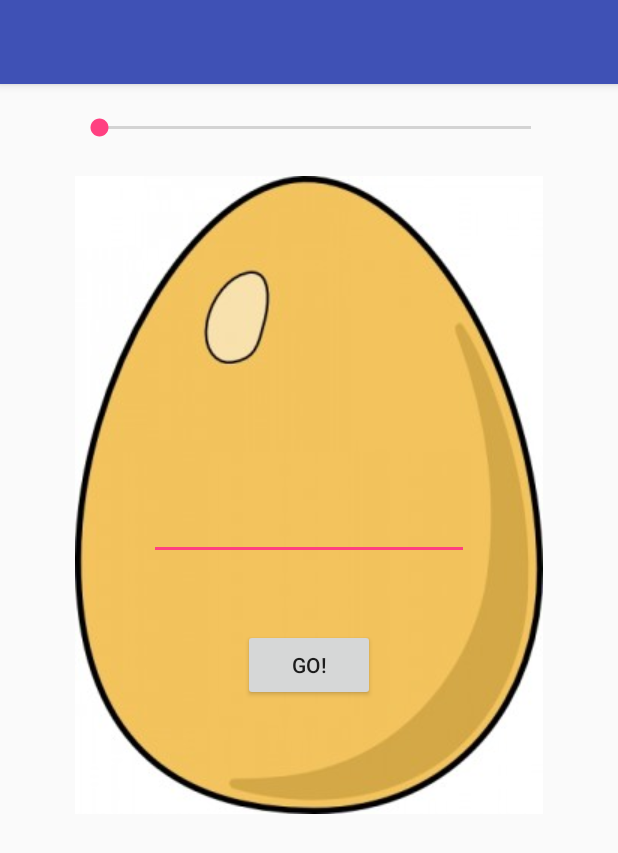
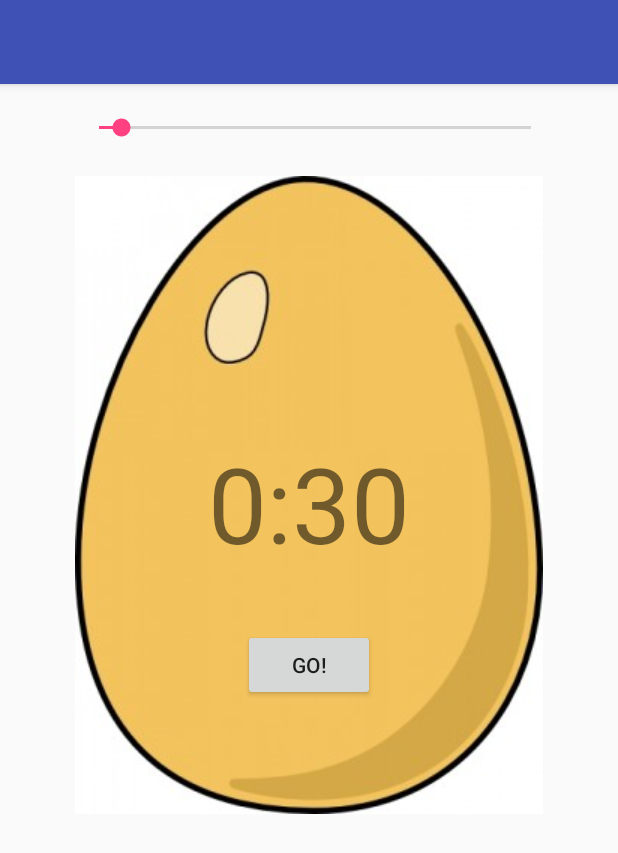
Before and after one commit to KaupoA/EggTimerApp, an Android app: the screen it shows after launch (MainActivity), after a tap on "STOP", on a phone screen of 412 x 824 dp. Shown: the top 853 px of the screen. Run offline under Robolectric (Android 15) with nearby library versions, the phone set to English and light mode, and no system bars; 2 other taps on this screen came first.

Commit message:
App finished

```diff
--- a/app/src/main/java/com/kast/eggtimerapp/MainActivity.java
+++ b/app/src/main/java/com/kast/eggtimerapp/MainActivity.java
@@ -1,41 +1,94 @@
 package com.kast.eggtimerapp;
 
+import android.media.MediaPlayer;
+import android.os.CountDownTimer;
 import android.support.v7.app.AppCompatActivity;
 import android.os.Bundle;
 import android.view.View;
 import android.widget.Button;
+import android.widget.SeekBar;
+import android.widget.TextView;
+import android.widget.Toast;
 
 public class MainActivity extends AppCompatActivity {
 
+    SeekBar timerSeekBar;
+    TextView timerText;
+    Button startAndStopButton;
+    Boolean counterIsActive = false;
+    CountDownTimer countDownTimer;
+    MediaPlayer mplayer;
+
+    public void resetTimer() {
+
+        timerText.setText("0:30");
+        timerSeekBar.setProgress(30);
+        timerSeekBar.setEnabled(true);
+        countDownTimer.cancel();
+        startAndStopButton.setText("Go!");
+        counterIsActive = false;
+
+    }
+
+    public void updateTimer(int secondsLeft) {
+
+        int minutes = (int) secondsLeft / 60;
+        int seconds = secondsLeft - minutes * 60;
+
+        String secondString = Integer.toString(seconds);
+
+        if (seconds <= 9) {
+
+            secondString = "0" + secondString;
+
+        }
+
+        timerText.setText(Integer.toString(minutes) + ":" + secondString);
+
+    }
+
     public void startAndStop (View view) {
 
-        final Button startAndStop = (Button)findViewById(R.id.startAndStop);
-        startAndStop.setText("Go!");
-        startAndStop.setTag(1);
+        if (counterIsActive == false) {
 
-        startAndStop.setOnClickListener(new View.OnClickListener() {
-            @Override
-            public void onClick(View v) {
+            counterIsActive = true;
+            timerSeekBar.setEnabled(false);
+            startAndStopButton.setText("Stop");
 
-                int status = (Integer) v.getTag();
+            countDownTimer = new CountDownTimer(timerSeekBar.getProgress() * 1000 + 100, 1000) {
 
-                if (status == 1) {
+                @Override
+                public void onTick(long millisUntilFinished) {
 
-                    // Timer textview .start(); here
-
-                    startAndStop.setText("Stop");
-                    v.setTag(0); // Stop
-
-                } else {
-
-                    startAndStop.setText("Go!");
-                    v.setTag(1);
+                    updateTimer((int) millisUntilFinished / 1000);
 
                 }
 
-            }
-        });
+                @Override
+                public void onFinish() {
 
+                    resetTimer();
+                    mplayer = MediaPlayer.create(getApplicationContext(), R.raw.tornadosiren);
+                    mplayer.start();
+
+                    Toast.makeText(getApplicationContext(), "Click on the egg to stop the alarm!", Toast.LENGTH_LONG).show();
+
+                }
+            }.start();
+        } else {
+
+            resetTimer();
+
+        }
+    }
+
+    public void stopAlarm (View view) {
+
+        if (mplayer.isPlaying()) {
+
+            mplayer.stop();
+
+        }
 
     }
 
@@ -43,5 +96,32 @@ public class MainActivity extends AppCompatActivity {
     protected void onCreate(Bundle savedInstanceState) {
         super.onCreate(savedInstanceState);
         setContentView(R.layout.activity_main);
+
+        timerSeekBar = (SeekBar)findViewById(R.id.timerSeekBar);
+        timerText = (TextView)findViewById(R.id.timerText);
+        startAndStopButton = (Button)findViewById(R.id.startAndStopButton);
+
+        timerSeekBar.setMax(600);
+        timerSeekBar.setProgress(30);
+
+        timerSeekBar.setOnSeekBarChangeListener(new SeekBar.OnSeekBarChangeListener() {
+            @Override
+            public void onProgressChanged(SeekBar seekBar, int progress, boolean fromUser) {
+
+                updateTimer(progress);
+
+            }
+
+            @Override
+            public void onStartTrackingTouch(SeekBar seekBar) {
+
+            }
+
+            @Override
+            public void onStopTrackingTouch(SeekBar seekBar) {
+
+            }
+        });
+
     }
 }
--- a/app/src/main/res/layout/activity_main.xml
+++ b/app/src/main/res/layout/activity_main.xml
@@ -21,24 +21,27 @@
         android:layout_below="@+id/timerSeekBar"
         android:layout_centerHorizontal="true"
         android:layout_marginTop="23dp"
+        android:onClick="stopAlarm"
         app:srcCompat="@drawable/egg" />
 
-    <EditText
-        android:id="@+id/timerEditText"
-        android:layout_width="wrap_content"
-        android:layout_height="wrap_content"
-        android:layout_alignBottom="@+id/imageView"
-        android:layout_centerHorizontal="true"
-        android:layout_marginBottom="169dp"
-        android:ems="10"
-        android:inputType="time" />
-
     <Button
-        android:id="@+id/startAndStop"
+        android:id="@+id/startAndStopButton"
         android:layout_width="wrap_content"
         android:layout_height="wrap_content"
         android:layout_alignBottom="@+id/imageView"
         android:layout_centerHorizontal="true"
         android:layout_marginBottom="75dp"
-        android:onClick="startAndStop" />
+        android:onClick="startAndStop"
+        android:text="Go!" />
+
+    <TextView
+        android:id="@+id/timerText"
+        android:layout_width="wrap_content"
+        android:layout_height="wrap_content"
+        android:layout_above="@+id/startAndStopButton"
+        android:layout_centerHorizontal="true"
+        android:layout_marginBottom="37dp"
+        android:text="0:30"
+        android:textSize="70sp" />
+
 </android.widget.RelativeLayout>
```
